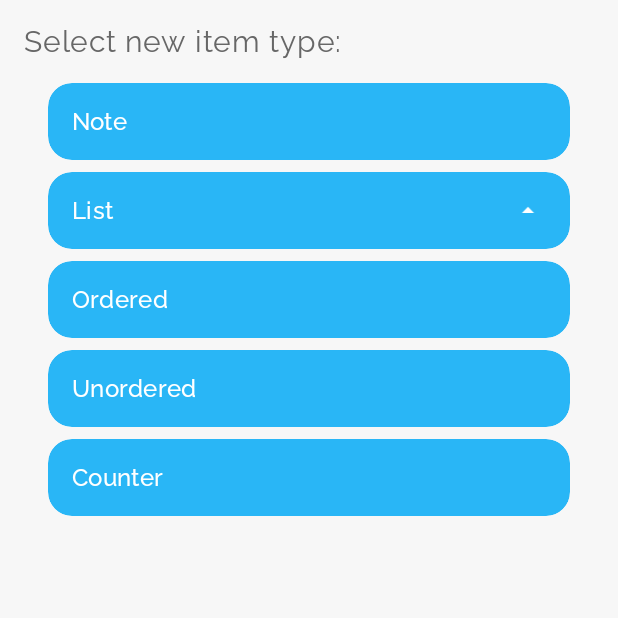
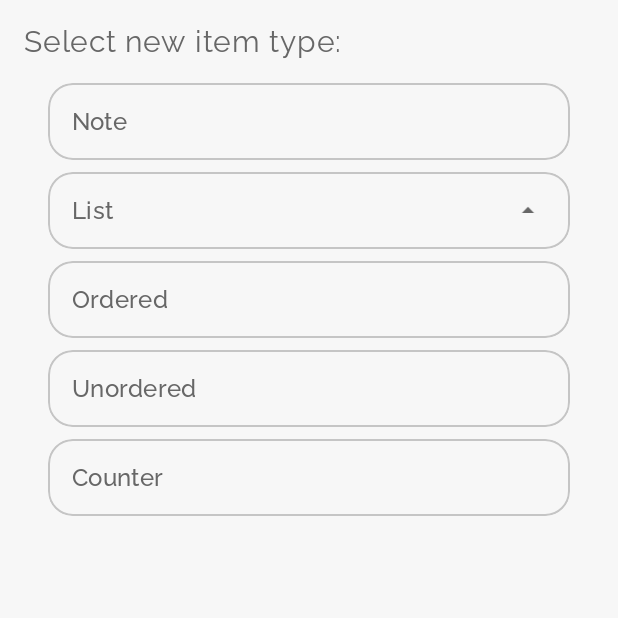
Before and after one commit to ordogod/Collect, an Android app: the CreateItemActivity screen opened directly, with no data from a screen before it, after a tap on "List", on a phone screen of 412 x 824 dp, the top half of it. Run offline under Robolectric (Android 15) with nearby library versions, the phone set to English and light mode, and no system bars.

```diff
--- a/app/src/main/java/com/ordolabs/collect/ui/activity/CreateItemActivity.kt
+++ b/app/src/main/java/com/ordolabs/collect/ui/activity/CreateItemActivity.kt
@@ -32,6 +32,11 @@ class CreateItemActivity : BaseActivity(R.layout.activity_create_item),
         // nothing's here for a while
     }
 
+    override fun onStop() {
+        create_types_recycler.adapter = null
+        super.onStop()
+    }
+
     companion object : StartableActivity {
         override fun getStartIntent(caller: Context): Intent {
             return Intent(caller, CreateItemActivity::class.java)
--- a/app/src/main/java/com/ordolabs/collect/ui/adapter/ItemTypesAdapter.kt
+++ b/app/src/main/java/com/ordolabs/collect/ui/adapter/ItemTypesAdapter.kt
@@ -2,9 +2,11 @@ package com.ordolabs.collect.ui.adapter
 
 import android.view.View
 import android.widget.ImageView
+import android.widget.LinearLayout
 import androidx.annotation.StringRes
 import androidx.appcompat.widget.AppCompatTextView
 import androidx.core.view.isInvisible
+import androidx.recyclerview.widget.RecyclerView
 import com.ordolabs.collect.R
 import com.ordolabs.collect.ui.adapter.base.BaseAdapter
 import com.ordolabs.collect.ui.adapter.base.BaseViewHolder
@@ -19,6 +21,9 @@ class ItemTypesAdapter(
 
     private val types: MutableList<ItemType> = ItemType.getCollapsedList()
     private val items: MutableList<TypeItem>
+
+    private var selectedHolder: TypeViewHolder? = null
+    private var selectedItem: TypeItem? = null
 
     init {
         items = MutableList(types.size) { i ->
@@ -38,11 +43,33 @@ class ItemTypesAdapter(
     override fun performClick(holder: TypeViewHolder) {
         val index = holder.bindingAdapterPosition
         val item = items[index]
-        if (!item.isExpandable) return
 
-        holder.toggleExpand(!item.isExpanded)
+        if (!item.isExpandable) {
+            select(holder, item)
+        } else {
+            stretch(holder, item, index)
+        }
+    }
 
-        if (item.isExpanded) {
+    private fun select(holder: TypeViewHolder, item: TypeItem) {
+        if (holder == selectedHolder) return
+
+        selectedHolder?.toggleSelected(false)
+        holder.toggleSelected(true)
+
+        selectedItem = item
+        selectedHolder = holder
+    }
+
+    private fun stretch(holder: TypeViewHolder, item: TypeItem, index: Int) {
+        val expanded = item.isExpanded
+        val childSelected = (item.type.children.contains(selectedItem?.type))
+        if (childSelected) return
+
+        holder.toggleExpand(!expanded)
+        item.isExpanded = !expanded
+
+        if (expanded) {
             collapse(item, index)
         } else {
             expand(item, index)
@@ -54,7 +81,6 @@ class ItemTypesAdapter(
         val subtypes = item.type.children.map { TypeItem(it) }.toList()
 
         items.addAll(insertIndex, subtypes)
-        item.isExpanded = true
         notifyItemRangeInserted(insertIndex, subtypes.size)
     }
 
@@ -65,7 +91,6 @@ class ItemTypesAdapter(
         val removeCount = subtypes.size
 
         items.removeAll(subtypes)
-        item.isExpanded = false
         notifyItemRangeRemoved(removeStartIndex, removeCount)
     }
 
@@ -81,8 +106,14 @@ class ItemTypesAdapter(
         return items.size
     }
 
+    override fun onDetachedFromRecyclerView(recyclerView: RecyclerView) {
+        this.selectedItem = null
+        this.selectedHolder = null
+    }
+
     class TypeViewHolder(root: View) : BaseViewHolder<TypeItem>(root) {
 
+        private val wrapper by viewId<LinearLayout>(R.id.item_create_type_wrapper)
         private val name by viewId<AppCompatTextView>(R.id.item_create_type_name)
         private val dropdown by viewId<ImageView>(R.id.item_create_type_dropdown)
 
@@ -98,6 +129,10 @@ class ItemTypesAdapter(
 
         private fun setDropdownVisibility(hasChildren: Boolean) {
             dropdown.isInvisible = !hasChildren
+        }
+
+        fun toggleSelected(selected: Boolean) {
+            wrapper.isSelected = selected
         }
 
         fun toggleExpand(expand: Boolean) {
--- /dev/null
+++ b/app/src/main/res/drawable/btn_create_type.xml
@@ -0,0 +1,8 @@
+<?xml version="1.0" encoding="utf-8"?>
+<selector xmlns:android="http://schemas.android.com/apk/res/android">
+
+    <item android:drawable="@drawable/item_outline_rounded" android:state_enabled="true" android:state_selected="false" />
+
+    <item android:drawable="@drawable/item_outline_rounded_selected" android:state_enabled="true" android:state_selected="true" />
+
+</selector>
--- a/app/src/main/res/drawable/ic_drop_down_white.xml
+++ b/app/src/main/res/drawable/ic_drop_down_gray.xml
@@ -3,7 +3,7 @@
     android:height="24dp"
     android:viewportWidth="24"
     android:viewportHeight="24"
-    android:tint="@android:color/white">
+    android:tint="@color/text_body">
   <path
       android:fillColor="@android:color/white"
       android:pathData="M7,10l5,5 5,-5z"/>
--- /dev/null
+++ b/app/src/main/res/drawable/item_outline_rounded.xml
@@ -0,0 +1,15 @@
+<?xml version="1.0" encoding="UTF-8"?>
+<shape xmlns:android="http://schemas.android.com/apk/res/android">
+
+    <stroke
+        android:width="1dp"
+        android:color="@color/outline_light" />
+
+    <padding
+        android:bottom="2dp"
+        android:left="2dp"
+        android:right="2dp"
+        android:top="2dp" />
+
+    <corners android:radius="@dimen/size_16" />
+</shape>
--- /dev/null
+++ b/app/src/main/res/drawable/item_outline_rounded_selected.xml
@@ -0,0 +1,17 @@
+<?xml version="1.0" encoding="UTF-8"?>
+<shape xmlns:android="http://schemas.android.com/apk/res/android">
+
+    <solid android:color="@color/accent_sky"/>
+
+    <stroke
+        android:width="0dp"
+        android:color="@color/outline_light" />
+
+    <padding
+        android:bottom="0dp"
+        android:left="0dp"
+        android:right="0dp"
+        android:top="0dp" />
+
+    <corners android:radius="@dimen/size_16" />
+</shape>
--- a/app/src/main/res/layout/item_create_type.xml
+++ b/app/src/main/res/layout/item_create_type.xml
@@ -5,13 +5,15 @@
     android:layout_width="match_parent"
     android:layout_height="wrap_content"
     android:layout_marginBottom="@dimen/size_8"
-    app:cardBackgroundColor="@color/accent_sky"
+    app:cardBackgroundColor="@android:color/transparent"
     app:cardCornerRadius="@dimen/size_16"
     app:cardElevation="0dp">
 
     <LinearLayout
+        android:id="@+id/item_create_type_wrapper"
         android:layout_width="match_parent"
         android:layout_height="wrap_content"
+        android:background="@drawable/btn_create_type"
         android:orientation="horizontal"
         android:padding="@dimen/size_16">
 
@@ -21,14 +23,14 @@
             android:layout_width="0dp"
             android:layout_height="wrap_content"
             android:layout_weight="1"
-            android:textColor="@color/text_light"
+            android:textColor="@color/text_body"
             tools:text="Note" />
 
         <ImageView
             android:id="@+id/item_create_type_dropdown"
             android:layout_width="wrap_content"
             android:layout_height="match_parent"
-            android:src="@drawable/ic_drop_down_white"
+            android:src="@drawable/ic_drop_down_gray"
             android:visibility="invisible"
             tools:visibility="visible" />
 
--- a/app/src/main/res/values/colors.xml
+++ b/app/src/main/res/values/colors.xml
@@ -16,5 +16,6 @@
 
     <!--~~~~~~~~~~~~~~~~~~~~ STUFF ~~~~~~~~~~~~~~~~~~~~~-->
     <color name="super_red">#ff0000</color>
+    <color name="outline_light">#C5C5C5</color>
 
 </resources>
```
